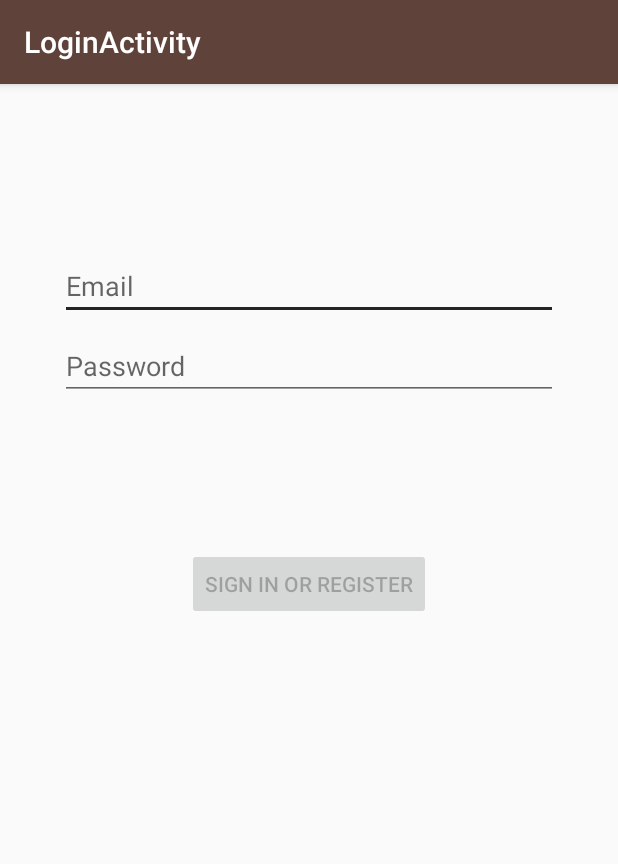
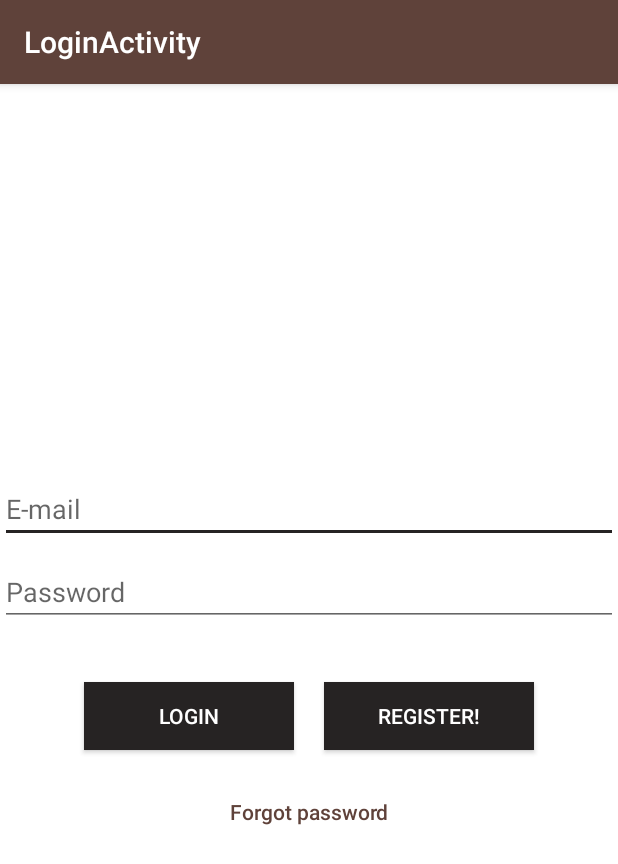
Before and after one commit to esinarta/LoCafe, an Android app: the LoginActivity screen opened directly, with no data from a screen before it, on a phone screen of 412 x 824 dp. Shown: the top 864 px of the screen. Run offline under Robolectric (Android 15) with nearby library versions, the phone set to English and light mode, and no system bars; our stand-ins replace Firebase (no records; nobody signed in at launch, a user with empty details on screens opened directly).

Commit message:
added firebase database, authentication, registration/login/logout functionality

```diff
--- a/app/build.gradle
+++ b/app/build.gradle
@@ -1,4 +1,5 @@
 apply plugin: 'com.android.application'
+apply plugin: 'com.google.gms.google-services'
 
 android {
     compileSdkVersion 30
@@ -33,6 +34,8 @@ dependencies {
     implementation 'androidx.navigation:navigation-ui:2.1.0'
     implementation 'androidx.legacy:legacy-support-v4:1.0.0'
     implementation 'androidx.recyclerview:recyclerview:1.1.0'
+    implementation 'com.google.firebase:firebase-database:16.0.4'
+    implementation 'com.google.firebase:firebase-auth:16.0.5'
     testImplementation 'junit:junit:4.12'
     androidTestImplementation 'androidx.test.ext:junit:1.1.2'
     androidTestImplementation 'androidx.test.espresso:espresso-core:3.3.0'
--- a/app/src/main/java/ca/bcit/locafe/ui/login/LoginActivity.java
+++ b/app/src/main/java/ca/bcit/locafe/ui/login/LoginActivity.java
@@ -1,131 +1,74 @@
 package ca.bcit.locafe.ui.login;
 
-import android.app.Activity;
-
-import androidx.lifecycle.Observer;
-import androidx.lifecycle.ViewModelProviders;
-
+import android.content.Intent;
 import android.os.Bundle;
-
+import androidx.annotation.NonNull;
 import androidx.annotation.Nullable;
-import androidx.annotation.StringRes;
 import androidx.appcompat.app.AppCompatActivity;
 
-import android.text.Editable;
-import android.text.TextWatcher;
-import android.view.KeyEvent;
+import android.util.Log;
 import android.view.View;
-import android.view.inputmethod.EditorInfo;
 import android.widget.Button;
 import android.widget.EditText;
-import android.widget.ProgressBar;
-import android.widget.TextView;
 import android.widget.Toast;
 
+import com.google.android.gms.tasks.OnCompleteListener;
+import com.google.android.gms.tasks.Task;
+import com.google.firebase.auth.AuthCredential;
+import com.google.firebase.auth.AuthResult;
+import com.google.firebase.auth.FirebaseAuth;
+import com.google.firebase.auth.FirebaseUser;
+import com.google.firebase.auth.GoogleAuthProvider;
+
+import ca.bcit.locafe.MainActivity;
 import ca.bcit.locafe.R;
-import ca.bcit.locafe.ui.login.LoginViewModel;
-import ca.bcit.locafe.ui.login.LoginViewModelFactory;
+
 
 public class LoginActivity extends AppCompatActivity {
-
-    private LoginViewModel loginViewModel;
+    EditText loginEmail,loginPassword;
+    Button loginButton,registerButton,newPassButton;
+    FirebaseAuth firebaseAuth;
 
     @Override
-    public void onCreate(Bundle savedInstanceState) {
+    protected void onCreate(@Nullable Bundle savedInstanceState) {
         super.onCreate(savedInstanceState);
         setContentView(R.layout.activity_login);
-        loginViewModel = ViewModelProviders.of(this, new LoginViewModelFactory())
-                .get(LoginViewModel.class);
 
-        final EditText usernameEditText = findViewById(R.id.username);
-        final EditText passwordEditText = findViewById(R.id.password);
-        final Button loginButton = findViewById(R.id.login);
-        final ProgressBar loadingProgressBar = findViewById(R.id.loading);
+        loginEmail = (EditText) findViewById(R.id.login_email);
+        loginPassword = (EditText) findViewById(R.id.login_password);
+        loginButton = (Button) findViewById(R.id.loginButton);
+        registerButton = (Button) findViewById(R.id.registerButton);
+        newPassButton = (Button) findViewById(R.id.forgotPasswordButton);
 
-        loginViewModel.getLoginFormState().observe(this, new Observer<LoginFormState>() {
-            @Override
-            public void onChanged(@Nullable LoginFormState loginFormState) {
-                if (loginFormState == null) {
-                    return;
-                }
-                loginButton.setEnabled(loginFormState.isDataValid());
-                if (loginFormState.getUsernameError() != null) {
-                    usernameEditText.setError(getString(loginFormState.getUsernameError()));
-                }
-                if (loginFormState.getPasswordError() != null) {
-                    passwordEditText.setError(getString(loginFormState.getPasswordError()));
-                }
-            }
-        });
-
-        loginViewModel.getLoginResult().observe(this, new Observer<LoginResult>() {
-            @Override
-            public void onChanged(@Nullable LoginResult loginResult) {
-                if (loginResult == null) {
-                    return;
-                }
-                loadingProgressBar.setVisibility(View.GONE);
-                if (loginResult.getError() != null) {
-                    showLoginFailed(loginResult.getError());
-                }
-                if (loginResult.getSuccess() != null) {
-                    updateUiWithUser(loginResult.getSuccess());
-                }
-                setResult(Activity.RESULT_OK);
-
-                //Complete and destroy login activity once successful
-                finish();
-            }
-        });
-
-        TextWatcher afterTextChangedListener = new TextWatcher() {
-            @Override
-            public void beforeTextChanged(CharSequence s, int start, int count, int after) {
-                // ignore
-            }
-
-            @Override
-            public void onTextChanged(CharSequence s, int start, int before, int count) {
-                // ignore
-            }
-
-            @Override
-            public void afterTextChanged(Editable s) {
-                loginViewModel.loginDataChanged(usernameEditText.getText().toString(),
-                        passwordEditText.getText().toString());
-            }
-        };
-        usernameEditText.addTextChangedListener(afterTextChangedListener);
-        passwordEditText.addTextChangedListener(afterTextChangedListener);
-        passwordEditText.setOnEditorActionListener(new TextView.OnEditorActionListener() {
-
-            @Override
-            public boolean onEditorAction(TextView v, int actionId, KeyEvent event) {
-                if (actionId == EditorInfo.IME_ACTION_DONE) {
-                    loginViewModel.login(usernameEditText.getText().toString(),
-                            passwordEditText.getText().toString());
-                }
-                return false;
-            }
-        });
+        firebaseAuth = FirebaseAuth.getInstance();
 
         loginButton.setOnClickListener(new View.OnClickListener() {
             @Override
             public void onClick(View v) {
-                loadingProgressBar.setVisibility(View.VISIBLE);
-                loginViewModel.login(usernameEditText.getText().toString(),
-                        passwordEditText.getText().toString());
+                String emailString = loginEmail.getText().toString();
+                String passwordString = loginPassword.getText().toString();
+                firebaseAuth.signInWithEmailAndPassword(emailString, passwordString)
+                        .addOnCompleteListener(new OnCompleteListener<AuthResult>() {
+                            @Override
+                            public void onComplete(@NonNull Task<AuthResult> task) {
+                                if(task.isSuccessful()){
+                                    startActivity(new Intent(getApplicationContext(), MainActivity.class));
+                                    finish();
+                                }
+                                else{
+                                    Toast.makeText(getApplicationContext(),"E-mail or password is wrong",Toast.LENGTH_SHORT).show();
+                                }
+                            }
+                        });
             }
         });
     }
 
-    private void updateUiWithUser(LoggedInUserView model) {
-        String welcome = getString(R.string.welcome) + model.getDisplayName();
-        // TODO : initiate successful logged in experience
-        Toast.makeText(getApplicationContext(), welcome, Toast.LENGTH_LONG).show();
+    @Override
+    public void onStart() {
+        super.onStart();
+        // Check if user is signed in (non-null) and update UI accordingly.
+        FirebaseUser currentUser = firebaseAuth.getCurrentUser();
     }
 
-    private void showLoginFailed(@StringRes Integer errorString) {
-        Toast.makeText(getApplicationContext(), errorString, Toast.LENGTH_SHORT).show();
-    }
 }
--- a/app/src/main/res/layout/activity_login.xml
+++ b/app/src/main/res/layout/activity_login.xml
@@ -1,78 +1,63 @@
 <?xml version="1.0" encoding="utf-8"?>
-<androidx.constraintlayout.widget.ConstraintLayout xmlns:android="http://schemas.android.com/apk/res/android"
-    xmlns:app="http://schemas.android.com/apk/res-auto"
-    xmlns:tools="http://schemas.android.com/tools"
-    android:id="@+id/container"
-    android:layout_width="match_parent"
+<LinearLayout xmlns:android="http://schemas.android.com/apk/res/android"
+    android:orientation="vertical" android:layout_width="match_parent"
     android:layout_height="match_parent"
-    android:paddingLeft="@dimen/activity_horizontal_margin"
-    android:paddingTop="@dimen/activity_vertical_margin"
-    android:paddingRight="@dimen/activity_horizontal_margin"
-    android:paddingBottom="@dimen/activity_vertical_margin"
-    tools:context=".ui.login.LoginActivity">
+    android:gravity="center"
+    android:background="#FFF">
 
     <EditText
-        android:id="@+id/username"
-        android:layout_width="0dp"
+        android:layout_width="match_parent"
         android:layout_height="wrap_content"
-        android:layout_marginStart="24dp"
-        android:layout_marginTop="96dp"
-        android:layout_marginEnd="24dp"
-        android:autofillHints="@string/prompt_email"
-        android:hint="@string/prompt_email"
         android:inputType="textEmailAddress"
-        android:selectAllOnFocus="true"
-        app:layout_constraintEnd_toEndOf="parent"
-        app:layout_constraintStart_toStartOf="parent"
-        app:layout_constraintTop_toTopOf="parent" />
+        android:layout_marginTop="10dp"
+        android:hint="E-mail"
+        android:id="@+id/login_email" />
 
     <EditText
-        android:id="@+id/password"
-        android:layout_width="0dp"
+        android:layout_width="match_parent"
         android:layout_height="wrap_content"
-        android:layout_marginStart="24dp"
-        android:layout_marginTop="8dp"
-        android:layout_marginEnd="24dp"
-        android:autofillHints="@string/prompt_password"
-        android:hint="@string/prompt_password"
-        android:imeActionLabel="@string/action_sign_in_short"
-        android:imeOptions="actionDone"
         android:inputType="textPassword"
-        android:selectAllOnFocus="true"
-        app:layout_constraintEnd_toEndOf="parent"
-        app:layout_constraintStart_toStartOf="parent"
-        app:layout_constraintTop_toBottomOf="@+id/username" />
+        android:ems="10"
+        android:layout_marginTop="10dp"
+        android:id="@+id/login_password"
+        android:hint="Password" />
+
+    <LinearLayout
+        android:layout_width="match_parent"
+        android:layout_height="100dp"
+        android:orientation="horizontal"
+        android:gravity="center">
+        <Button
+            android:text="Login"
+            android:id="@+id/loginButton"
+            android:layout_width="140dp"
+            android:layout_height="45dp"
+            android:textColor="#FFFF"
+            android:textAllCaps="true"
+            android:layout_marginTop="10dp"
+            android:layout_marginRight="10dp"
+            android:background="@color/colorAccent"/>
+
+        <Button
+            android:text="Register!"
+            android:id="@+id/registerButton"
+            android:layout_width="140dp"
+            android:layout_height="45dp"
+            android:layout_marginTop="10dp"
+            android:layout_marginLeft="10dp"
+            android:textColor="#FFFF"
+            android:background="@color/colorAccent"/>
+    </LinearLayout>
 
     <Button
-        android:id="@+id/login"
-        android:layout_width="wrap_content"
+        android:text="Forgot password"
+        android:layout_width="200dp"
         android:layout_height="wrap_content"
-        android:layout_gravity="start"
-        android:layout_marginStart="48dp"
-        android:layout_marginTop="16dp"
-        android:layout_marginEnd="48dp"
-        android:layout_marginBottom="64dp"
-        android:enabled="false"
-        android:text="@string/action_sign_in"
-        app:layout_constraintBottom_toBottomOf="parent"
-        app:layout_constraintEnd_toEndOf="parent"
-        app:layout_constraintStart_toStartOf="parent"
-        app:layout_constraintTop_toBottomOf="@+id/password"
-        app:layout_constraintVertical_bias="0.2" />
+        android:textAllCaps="false"
+        android:id="@+id/forgotPasswordButton"
+        android:background="@null"
+        android:textColor="@color/colorPrimary"
+        android:layout_marginBottom="8dp"
+        />
 
-    <ProgressBar
-        android:id="@+id/loading"
-        android:layout_width="wrap_content"
-        android:layout_height="wrap_content"
-        android:layout_gravity="center"
-        android:layout_marginStart="32dp"
-        android:layout_marginTop="64dp"
-        android:layout_marginEnd="32dp"
-        android:layout_marginBottom="64dp"
-        android:visibility="gone"
-        app:layout_constraintBottom_toBottomOf="parent"
-        app:layout_constraintEnd_toEndOf="@+id/password"
-        app:layout_constraintStart_toStartOf="@+id/password"
-        app:layout_constraintTop_toTopOf="parent"
-        app:layout_constraintVertical_bias="0.3" />
-</androidx.constraintlayout.widget.ConstraintLayout>
+</LinearLayout>
--- a/build.gradle
+++ b/build.gradle
@@ -6,6 +6,7 @@ buildscript {
     }
     dependencies {
         classpath "com.android.tools.build:gradle:4.0.1"
+        classpath 'com.google.gms:google-services:4.2.0'
 
         // NOTE: Do not place your application dependencies here; they belong
         // in the individual module build.gradle files
```
Also changed, not shown: app/src/main/AndroidManifest.xml (+18 -8 lines), app/src/main/java/ca/bcit/locafe/RegisterActivity.java (added, +84 -0 lines), app/src/main/java/ca/bcit/locafe/ui/account/AccountFragment.java (+41 -0 lines), app/src/main/res/layout/activity_register.xml (added, +46 -0 lines).
